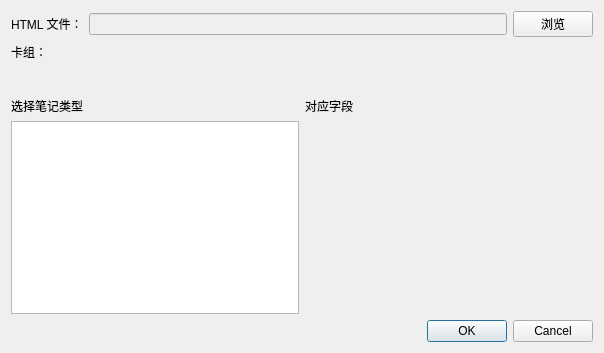
tansongchen/AnkiEvernoteImporter, file dialog.ui: the form before one commit.
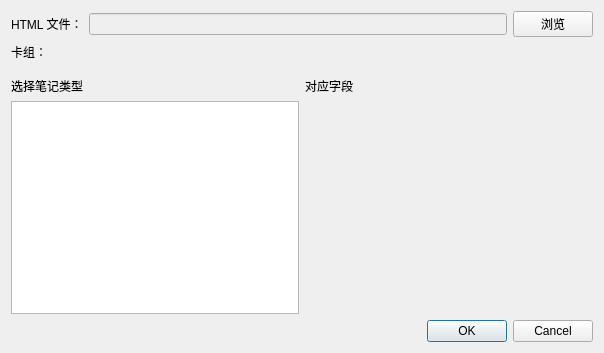
The form after the commit.

Patch:
```diff
--- a/dialog.ui
+++ b/dialog.ui
@@ -64,7 +64,7 @@
      <property name="sizeHint" stdset="0">
       <size>
        <width>0</width>
-       <height>30</height>
+       <height>10</height>
       </size>
      </property>
     </spacer>
```
Left out of the diff: 2 changed lines with no effect on the pictures.
